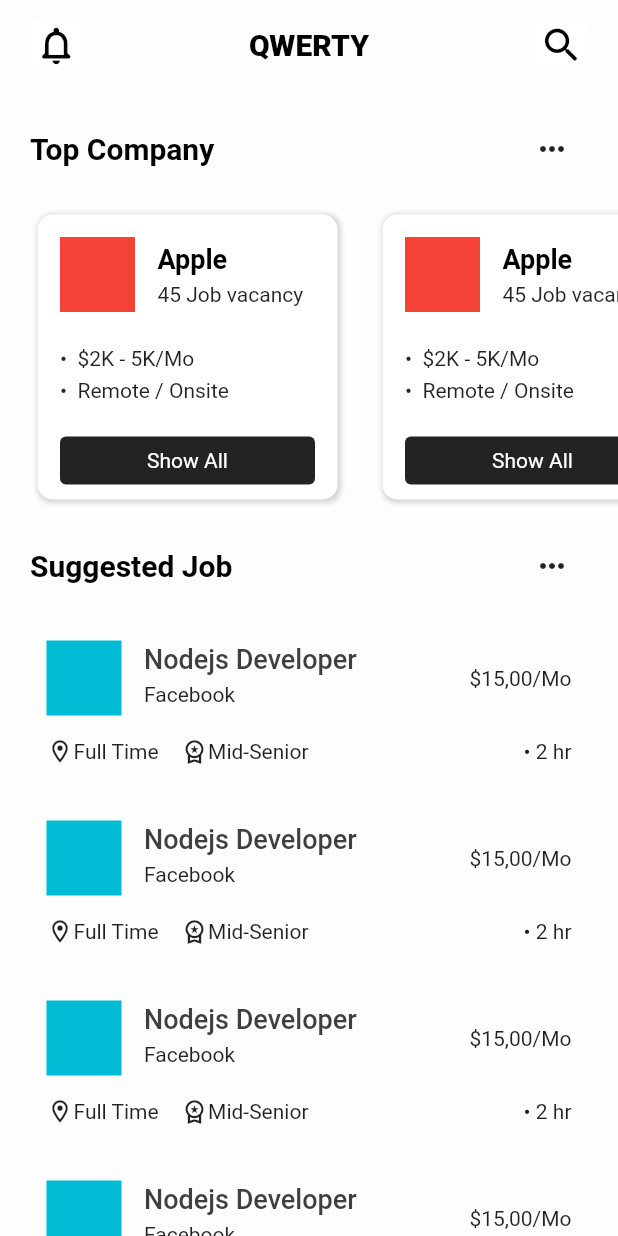
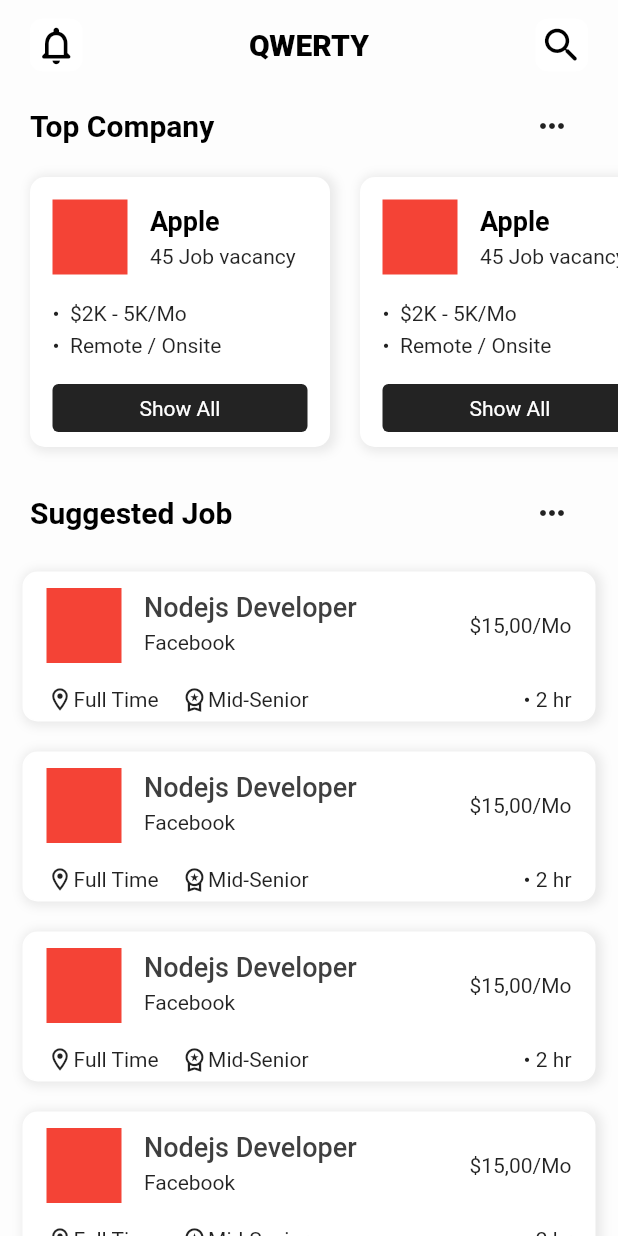
Before and after one commit to thetooaung07/job-portal, a Flutter app: the screen it shows after launch, on a phone screen of 412 x 824 dp. Run offline on Flutter 3.47's test engine with Material 2 defaults, Android fonts, the phone set to English and light mode, and no system bars; our stand-ins replace flutter_svg, get.

Commit message:
Adjust shadow and height

```diff
--- a/lib/constants.dart
+++ b/lib/constants.dart
@@ -31,11 +31,12 @@ const TextStyle kJobPositionTextStyle = TextStyle(
   fontWeight: FontWeight.w500,
 );
 const BoxShadow kCardShadow = BoxShadow(
-  color: Color.fromARGB(41, 0, 0, 0),
-  blurRadius: 2,
-  offset: Offset(1, 1),
-  spreadRadius: 1,
+  color: Color.fromARGB(20, 0, 0, 0),
+  blurRadius: 5,
+  offset: Offset(2, 1),
+  spreadRadius: 2,
 );
+
 // TODO: Change font size initialize for error removing
 
 const Color kSilverColor = Color(0xFFF6F7FB);
--- a/lib/widgets/job-post-card-vt.dart
+++ b/lib/widgets/job-post-card-vt.dart
@@ -14,11 +14,13 @@ class JobPostCardVt extends StatelessWidget {
           right: kSpacingUnit * 1.5,
           bottom: kSpacingUnit * 2),
       decoration: BoxDecoration(
-          borderRadius: BorderRadius.circular(10),
-          border: Border.all(color: Colors.transparent)
-          // TODO: Add colors and remove Card later
-          // color: Colors.teal,
-          ),
+        borderRadius: BorderRadius.circular(10),
+        border: Border.all(color: Colors.white),
+        boxShadow: [kCardShadow],
+        color: Colors.white,
+        // TODO: Add colors and remove Card later
+        // color: Colors.teal,
+      ),
       height: 100,
       child: Column(
         mainAxisAlignment: MainAxisAlignment.spaceBetween,
@@ -31,7 +33,7 @@ class JobPostCardVt extends StatelessWidget {
                 children: [
                   Container(
                     margin: EdgeInsets.only(right: 15),
-                    color: Colors.cyan,
+                    color: Colors.red,
                     width: 50,
                     height: 50,
                   ),
--- a/lib/widgets/showAllTextBanner.dart
+++ b/lib/widgets/showAllTextBanner.dart
@@ -12,7 +12,8 @@ class ShowAllTextBanner extends StatelessWidget {
   Widget build(BuildContext context) {
     return Padding(
       padding: EdgeInsets.symmetric(
-          horizontal: kSpacingUnit * 2, vertical: kSpacingUnit * 1.5),
+        horizontal: kSpacingUnit * 2,
+      ),
       child: Row(
         mainAxisAlignment: MainAxisAlignment.spaceBetween,
         children: [
--- a/lib/widgets/suggested_job_container.dart
+++ b/lib/widgets/suggested_job_container.dart
@@ -15,6 +15,9 @@ class SuggestedJobContainer extends StatelessWidget {
           title: "Suggested Job",
           onPressed: () => Get.toNamed(RouteNames.recentPosts),
         ),
+        SizedBox(
+          height: 15,
+        ),
         JobPostCardVt(),
         JobPostCardVt(),
         JobPostCardVt(),
--- a/lib/widgets/top_company_container.dart
+++ b/lib/widgets/top_company_container.dart
@@ -18,12 +18,12 @@ class TopCompanyContainer extends StatelessWidget {
         ),
         Container(
           padding: EdgeInsets.only(left: 10),
-          height: 200,
+          height: 210,
           child: ListView.builder(
             scrollDirection: Axis.horizontal,
             itemCount: 5,
             itemBuilder: (context, index) => Padding(
-              padding: const EdgeInsets.all(5.0),
+              padding: const EdgeInsets.only(bottom: 20.0, top: 10),
               child: JobPostCardHr(),
             ),
           ),
```
Also changed, not shown: lib/TODO.txt (added).
